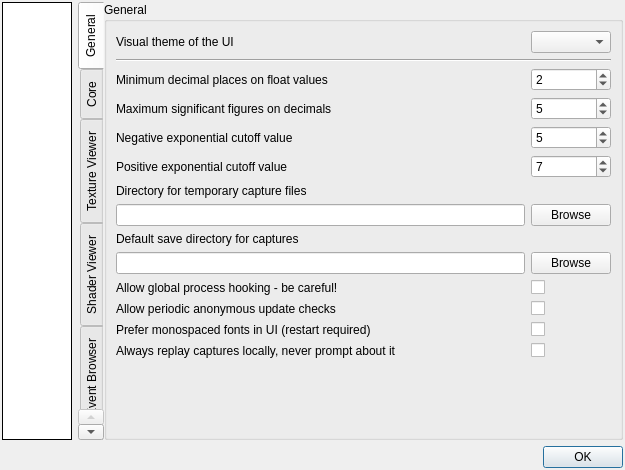
First picture: the form in qrenderdoc/Windows/Dialogs/SettingsDialog.ui, repository baldurk/renderdoc, before the edit.
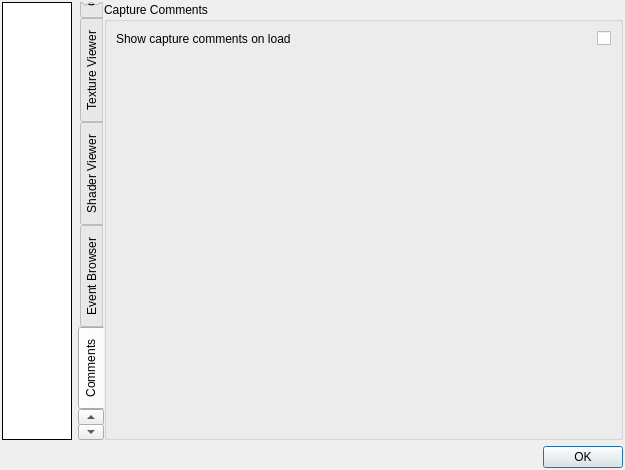
Second picture: the form after the edit. The open tabs and pages were chosen to show the change.

Commit message:
Add generic user-provided notes to save along with the capture.
* In future one of the notes items would be for gathered hardware info.
  Not automatically, but with one button press the full configuration
  can be embedded.

```diff
--- a/qrenderdoc/Windows/Dialogs/SettingsDialog.ui
+++ b/qrenderdoc/Windows/Dialogs/SettingsDialog.ui
@@ -868,6 +868,77 @@
        </item>
       </layout>
      </widget>
+     <widget class="QWidget" name="commentsTab">
+      <attribute name="title">
+       <string>Comments</string>
+      </attribute>
+      <layout class="QVBoxLayout" name="verticalLayout_2">
+       <property name="leftMargin">
+        <number>0</number>
+       </property>
+       <property name="topMargin">
+        <number>0</number>
+       </property>
+       <property name="rightMargin">
+        <number>0</number>
+       </property>
+       <property name="bottomMargin">
+        <number>0</number>
+       </property>
+       <item>
+        <widget class="QGroupBox" name="groupBox_8">
+         <property name="title">
+          <string>Capture Comments</string>
+         </property>
+         <layout class="QGridLayout" name="gridLayout_9">
+          <item row="0" column="0">
+           <widget class="QLabel" name="label_32">
+            <property name="sizePolicy">
+             <sizepolicy hsizetype="Expanding" vsizetype="Preferred">
+              <horstretch>0</horstretch>
+              <verstretch>0</verstretch>
+             </sizepolicy>
+            </property>
+            <property name="toolTip">
+             <string>When loading a capture with comments in it, show the comments viewer and focus it when the capture is loaded.
+
+Only happens if the capture is not in the recent files list.</string>
+            </property>
+            <property name="text">
+             <string>Show capture comments on load</string>
+            </property>
+            <property name="wordWrap">
+             <bool>true</bool>
+            </property>
+           </widget>
+          </item>
+          <item row="0" column="1">
+           <widget class="QCheckBox" name="Comments_ShowOnLoad">
+            <property name="toolTip">
+             <string>When loading a capture with comments in it, show the comments viewer and focus it when the capture is loaded.
+
+Only happens if the capture is not in the recent files list.</string>
+            </property>
+           </widget>
+          </item>
+          <item row="1" column="0">
+           <spacer name="verticalSpacer_7">
+            <property name="orientation">
+             <enum>Qt::Vertical</enum>
+            </property>
+            <property name="sizeHint" stdset="0">
+             <size>
+              <width>20</width>
+              <height>297</height>
+             </size>
+            </property>
+           </spacer>
+          </item>
+         </layout>
+        </widget>
+       </item>
+      </layout>
+     </widget>
      <widget class="QWidget" name="androidTab">
       <attribute name="title">
        <string>Android</string>
```
The commit also changes 17 other files.
